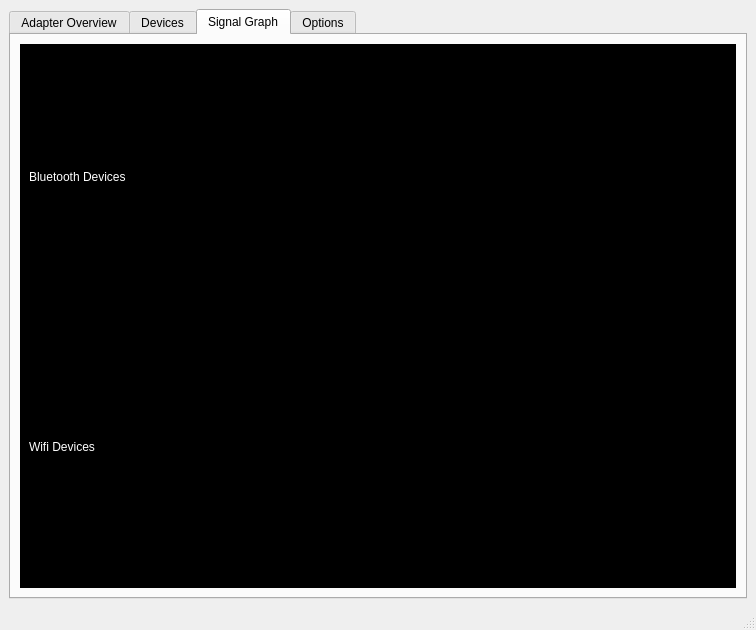
First picture: the form in ui/signalum_desktop.ui, repository bisohns/signalum-desktop, before the edit.
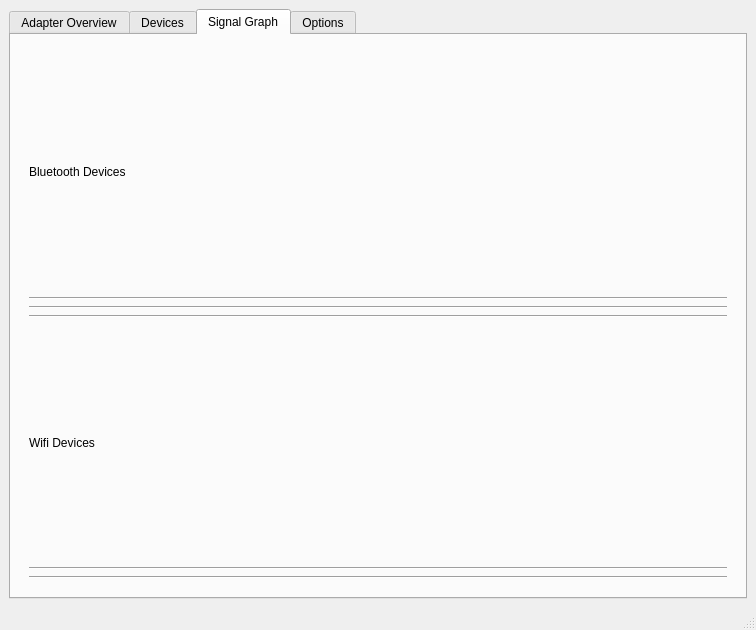
Second picture: the form after the edit.

```diff
--- a/ui/signalum_desktop.ui
+++ b/ui/signalum_desktop.ui
@@ -423,8 +423,7 @@
         <item>
          <widget class="QWidget" name="widget" native="true">
           <property name="styleSheet">
-           <string notr="true">background-color: black;
-color: white;</string>
+           <string notr="true"/>
           </property>
           <layout class="QVBoxLayout" name="verticalLayout_8">
            <item>
@@ -453,6 +452,16 @@
                </property>
               </widget>
              </item>
+             <item>
+              <layout class="QVBoxLayout" name="bluetoothGraphToolbar"/>
+             </item>
+             <item>
+              <widget class="Line" name="line_4">
+               <property name="orientation">
+                <enum>Qt::Horizontal</enum>
+               </property>
+              </widget>
+             </item>
              <item>
               <widget class="QLabel" name="label_4">
                <property name="text">
@@ -470,6 +479,16 @@
              <item>
               <layout class="QVBoxLayout" name="wifiGraphLayout"/>
              </item>
+             <item>
+              <widget class="Line" name="line_5">
+               <property name="orientation">
+                <enum>Qt::Horizontal</enum>
+               </property>
+              </widget>
+             </item>
+             <item>
+              <layout class="QVBoxLayout" name="wifiGraphToolbar"/>
+             </item>
             </layout>
            </item>
           </layout>
```
